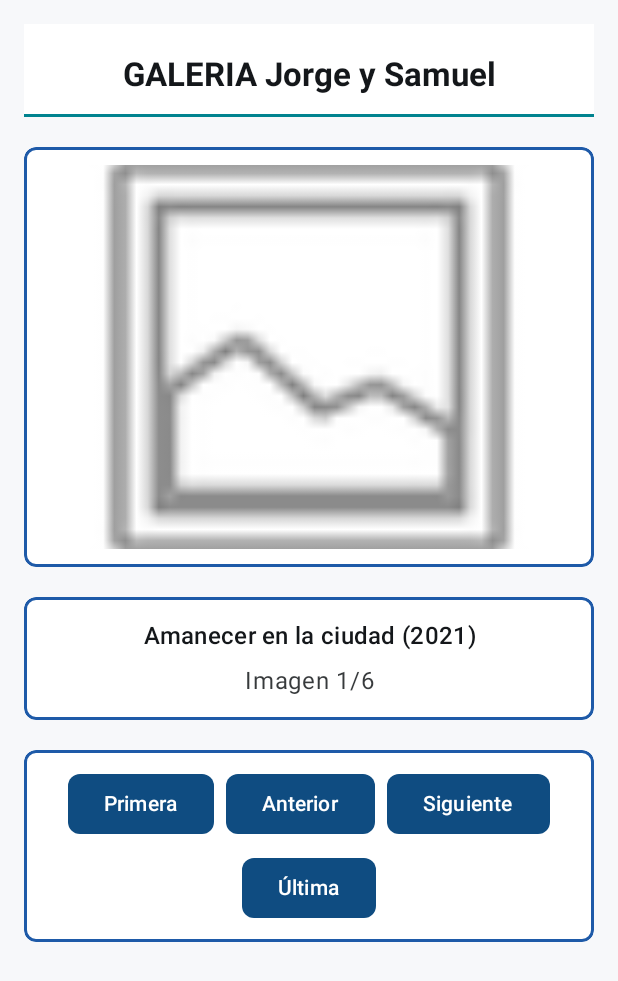
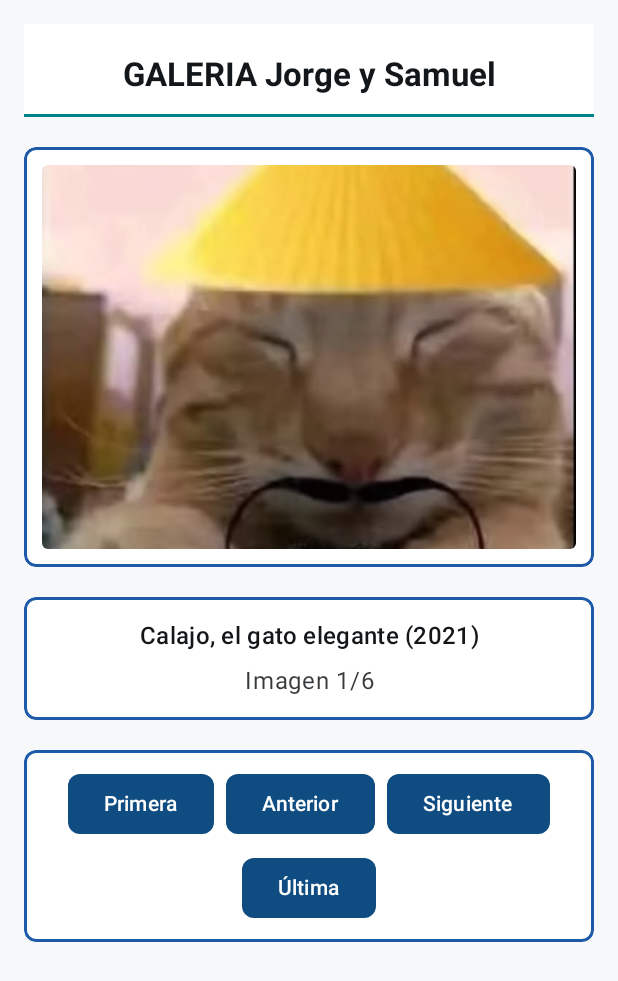
Before and after one commit to diolerJR/P1_ArtSpace_Jorge_Samuel, an Android app built with Jetpack Compose: the screen it shows after launch (MainActivity), on a phone screen of 412 x 824 dp. Shown: the top 981 px of the screen. Run offline under Robolectric (Android 15) with nearby library versions, the phone set to English and light mode, and no system bars.

Commit message:
Añadir fotos moviles a la galeria

```diff
--- a/app/src/main/java/com/example/p1_artspace_jorge_samuel/MainActivity.kt
+++ b/app/src/main/java/com/example/p1_artspace_jorge_samuel/MainActivity.kt
@@ -120,15 +120,15 @@ class MainActivity : ComponentActivity() {
 @OptIn(ExperimentalLayoutApi::class)
 @Composable
 fun GaleriaFotosApp() {
-    // Sustituye los recursos R.drawable.foto_X por tus 6 (o más) imágenes en res/drawable
+    // Imágenes incorporadas en res/drawable desde "fotos moviles"
     val fotos = remember {
         listOf(
-            FotoGaleria(android.R.drawable.ic_menu_gallery, "Amanecer en la ciudad", 2021),
-            FotoGaleria(android.R.drawable.ic_menu_camera, "Reflejos del puerto", 2022),
-            FotoGaleria(android.R.drawable.ic_menu_compass, "Sendero de montaña", 2023),
-            FotoGaleria(android.R.drawable.ic_menu_mapmode, "Plaza histórica", 2020),
-            FotoGaleria(android.R.drawable.ic_menu_myplaces, "Luz de otoño", 2024),
-            FotoGaleria(android.R.drawable.ic_menu_view, "Horizonte marino", 2025)
+            FotoGaleria(R.drawable.calajo, "Calajo, el gato elegante", 2021),
+            FotoGaleria(R.drawable.hamsterhappy, "Hamster arcoíris", 2022),
+            FotoGaleria(R.drawable.patricio, "Patricio soñador", 2023),
+            FotoGaleria(R.drawable.placton, "Plankton melancólico", 2020),
+            FotoGaleria(R.drawable.po, "El guerrero drogón", 2024),
+            FotoGaleria(R.drawable.reyjulien, "Mauricio no se mueve", 2025)
         )
     }
 
```
Also changed, not shown: app/src/main/res/drawable/calajo.jpg (added), app/src/main/res/drawable/hamsterhappy.jpg (added), app/src/main/res/drawable/patricio.jpg (added), app/src/main/res/drawable/placton.jpg (added), app/src/main/res/drawable/po.jpg (added), app/src/main/res/drawable/reyjulien.jpg (added).
